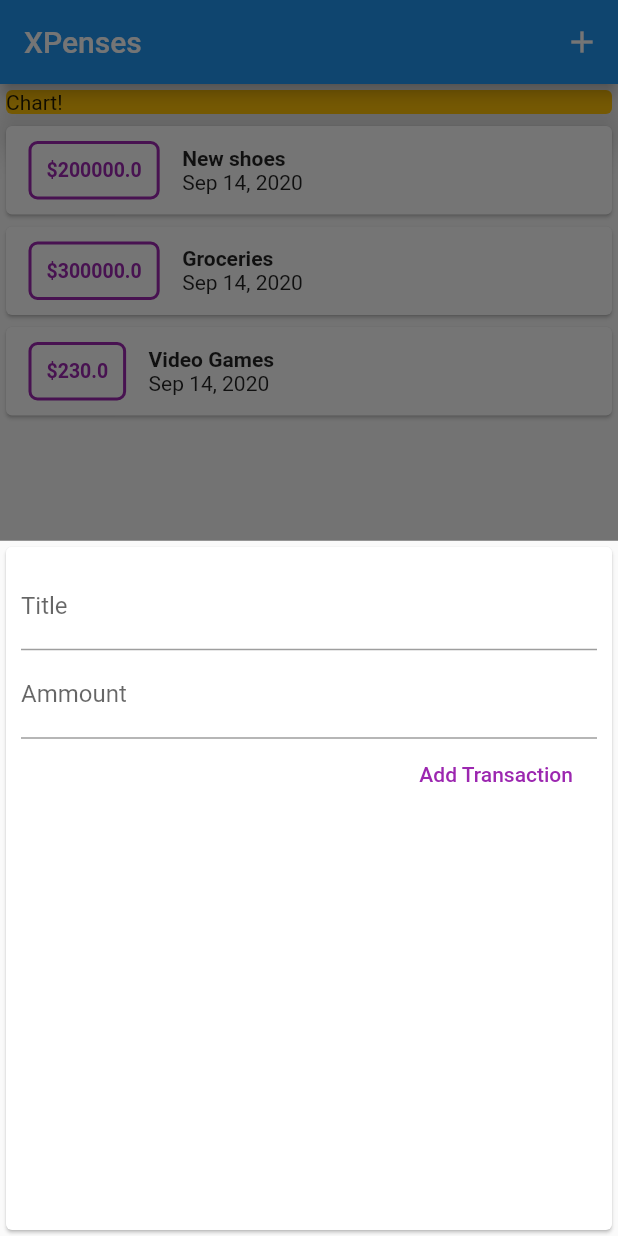
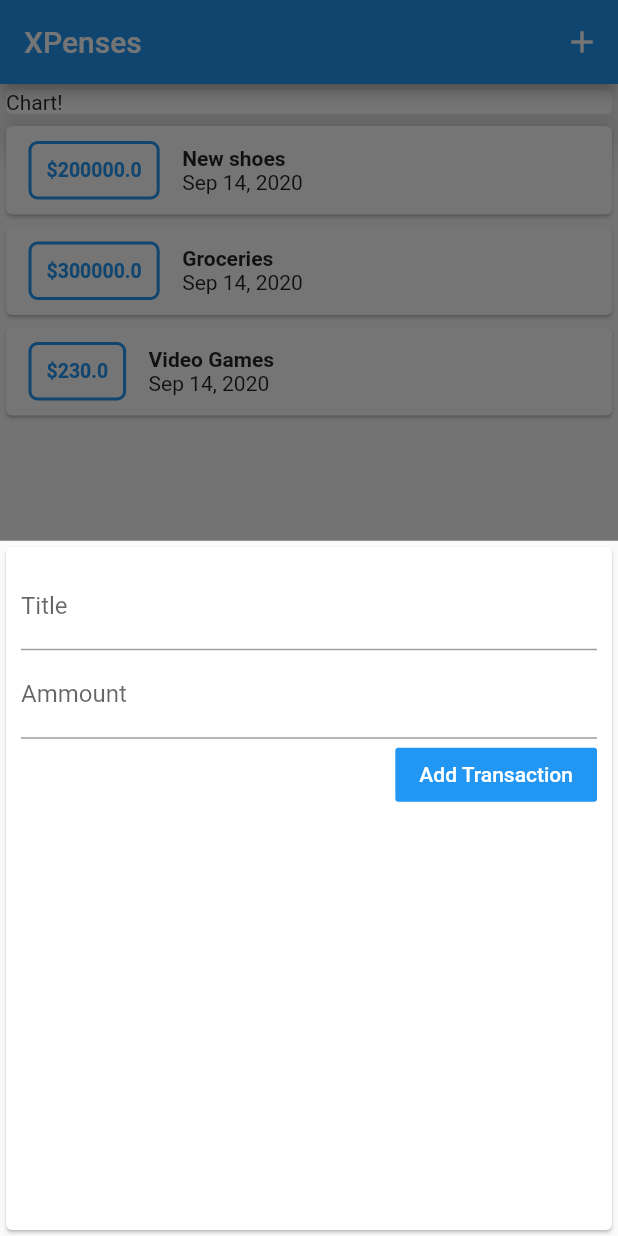
Before and after one commit to ellipe/XPenses, a Flutter app: the screen it shows after launch, after a tap on the "add" icon, on a phone screen of 412 x 824 dp. Run offline on Flutter 3.47's test engine with Material 2 defaults, Android fonts, the phone set to English and light mode, and no system bars.

Commit message:
added basic theming...

```diff
--- a/lib/main.dart
+++ b/lib/main.dart
@@ -14,6 +14,7 @@ class App extends StatelessWidget {
     return MaterialApp(
       title: 'XPenses',
       theme: ThemeData(
+        primarySwatch: Colors.blue,
         // This makes the visual density adapt to the platform that you run
         // the app on. For desktop platforms, the controls will be smaller and
         // closer together (more dense) than on mobile platforms.
@@ -95,7 +96,6 @@ class _HomeState extends State<Home> {
               width: double.infinity,
               child: Card(
                 child: Text('Chart!'),
-                color: Colors.amber,
                 elevation: 10,
               ),
             ),
--- a/lib/widgets/NewTransaction.dart
+++ b/lib/widgets/NewTransaction.dart
@@ -51,7 +51,8 @@ class _NewTransactionState extends State<NewTransaction> {
             ),
             FlatButton(
               child: Text('Add Transaction'),
-              textColor: Colors.purple,
+              color: Theme.of(context).primaryColor,
+              textColor: Colors.white,
               onPressed: submitData,
             ),
           ],
--- a/lib/widgets/TransactionItem.dart
+++ b/lib/widgets/TransactionItem.dart
@@ -20,7 +20,7 @@ class TransactionItem extends StatelessWidget {
                   decoration: BoxDecoration(
                     borderRadius: BorderRadius.circular(6),
                     border: Border.all(
-                      color: Colors.purple,
+                      color: Theme.of(context).primaryColor,
                       width: 2,
                     ),
                   ),
@@ -30,7 +30,7 @@ class TransactionItem extends StatelessWidget {
                     style: TextStyle(
                       fontWeight: FontWeight.bold,
                       fontSize: 13,
-                      color: Colors.purple,
+                      color: Theme.of(context).primaryColor,
                     ),
                   ),
                 ),
```
